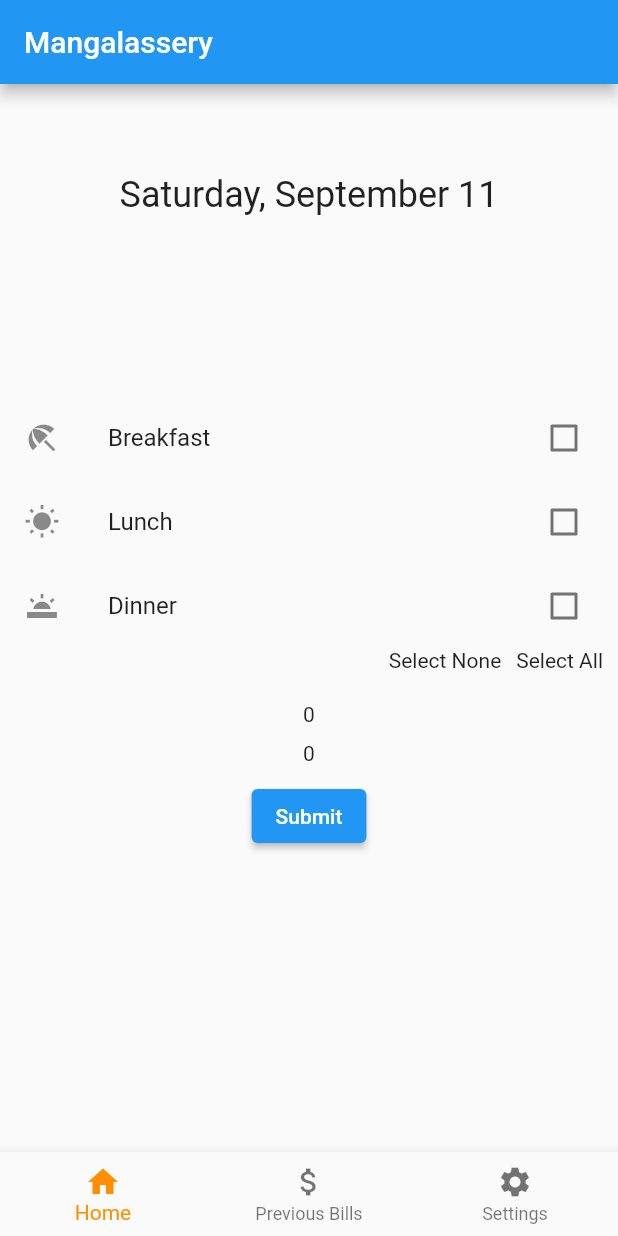
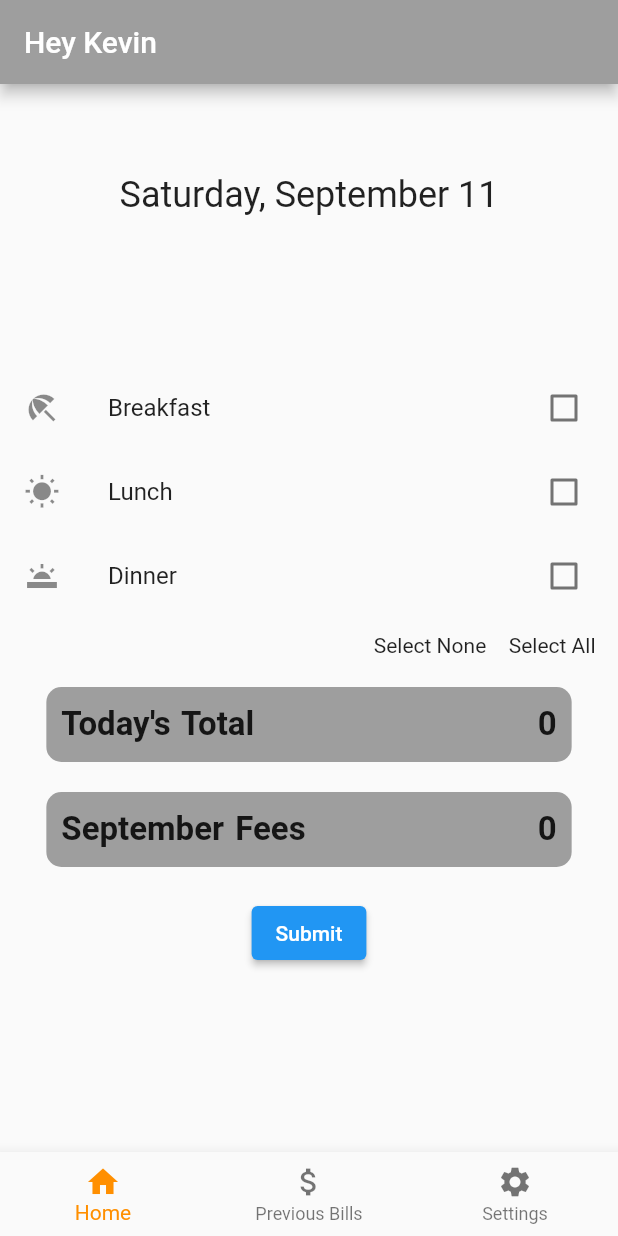
Before and after one commit to kevinmt24/Mangalasherry, a Flutter app: the screen it shows once a user with an empty profile is signed in, after a tap on "Submit", on a phone screen of 412 x 824 dp. Run offline on Flutter 3.47's test engine with Material 2 defaults, Android fonts, the phone set to English and light mode, and no system bars; our stand-ins replace cloud_firestore, firebase_auth, firebase_core, flutter_spinkit; accounts and stored records are empty; network calls fail.

```diff
--- a/lib/main.dart
+++ b/lib/main.dart
@@ -5,6 +5,7 @@ import 'package:messfees/screens/landingPage.dart';
 import 'package:messfees/services/auth.dart';
 import 'package:provider/provider.dart';
 import 'package:messfees/screens/authenticate/authenticate.dart';
+
 
 Future<void> main() async {
   WidgetsFlutterBinding.ensureInitialized();
@@ -25,6 +26,7 @@ class _FeesAppState extends State<FeesApp> {
    return StreamProvider<CurrentUser?>.value(
      value: AuthService().user,
      initialData: null,
+
      child: MaterialApp(
         home: AuthenticationWrapper(),
       ),
--- a/lib/screens/landingPage.dart
+++ b/lib/screens/landingPage.dart
@@ -27,7 +27,9 @@ class _LandingPageState extends State<LandingPage> {
   Widget build(BuildContext context) {
     return Scaffold(
       appBar: AppBar(
-        title: const Text('Mangalassery'),
+        title: const Text('Hey Kevin'),
+        backgroundColor: Colors.grey,
+        brightness: Brightness.dark,
       ),
       body: Center(
         child: _widgetOptions.elementAt(_selectedIndex),
--- a/lib/screens/navpages/home.dart
+++ b/lib/screens/navpages/home.dart
@@ -15,12 +15,14 @@ class Home extends StatefulWidget {
 
 class _HomeState extends State<Home> {
   String today = DateFormat('MMMMEEEEd').format(DateTime.now()).toString().replaceAll('/', '-');
+
   var breakfast = 40;
   var lunch = 45;
   var dinner = 50;
   bool _breakfastCheck = false;
   bool _lunchCheck = false;
   bool _dinnerCheck = false;
+
   var todayPrice = 0;
 
   int calculatePrice() {
@@ -31,23 +33,20 @@ class _HomeState extends State<Home> {
   }
   @override
   Widget build(BuildContext context) {
-
-    if(AuthService.signedInUserId == null)
-      return AlertDialog(
-        title: Text('Error Signing In'),
-      );
-    else return StreamProvider<QuerySnapshot?>.value(
+    print('User '+AuthService.signedInUserId.toString()+" Signed In");
+    return StreamProvider<QuerySnapshot?>.value(
       initialData: null,
-      value: DatabaseService(uid: AuthService.signedInUserId).fees,
+      value: DatabaseService(uid: AuthService.signedInUserId.toString()).fees,
       child: Scaffold(
-        body: Column(
+        body: SingleChildScrollView(
+          child: Column(
             children: [
               SizedBox(height: 60),
               Center(
                 child: Text(today,
                     style: TextStyle(fontSize: 24)),
               ),
-            SizedBox(height: 120),
+              SizedBox(height: 100),
               CheckboxListTile(
                 title: Text('Breakfast'),
                 secondary: Icon(Icons.beach_access),
@@ -88,6 +87,7 @@ class _HomeState extends State<Home> {
                   });
                 },
               ),
+              SizedBox(height: 10),
               Row(
                 mainAxisAlignment: MainAxisAlignment.end,
                 children: [
@@ -100,7 +100,7 @@ class _HomeState extends State<Home> {
                       });
                     },
                   ),
-                SizedBox(width: 10),
+                  SizedBox(width: 15),
                   InkWell(
                     child: Text('Select All'),
                     onTap: () {
@@ -110,24 +110,37 @@ class _HomeState extends State<Home> {
                       });
                     },
                   ),
-                SizedBox(width: 10),
+                  SizedBox(width: 15),
                 ],
               ),
               SizedBox(height: 20),
-            Center(
-              child: Text(todayPrice.toString()),
+              Container(
+                padding: EdgeInsets.symmetric(vertical: 10,horizontal: 10),
+                width: MediaQuery.of(context).size.width * 0.85,
+                height: 50,
+
+                child: Row(
+                  mainAxisAlignment: MainAxisAlignment.spaceBetween,
+                  children: [
+                    Text("Today's Total ",style: TextStyle(fontWeight: FontWeight.bold,fontSize: 22,wordSpacing: 2.0)),
+                    Text(todayPrice.toString(),style: TextStyle(fontWeight: FontWeight.bold,fontSize: 22,wordSpacing: 2.0))
+                  ],
                 ),
-            SizedBox(height: 10),
-                                                                            //TODO: Monthly Amount here...
+                decoration: BoxDecoration(
+                  color: Colors.grey,
+                  borderRadius: BorderRadius.circular(10),
+                ),
+              ),
+              SizedBox(height: 20),
               MonthlyFees(),
-            SizedBox(height: 10),
+              SizedBox(height: 20),
               ElevatedButton(
                 onPressed: () async {
 
                   await DatabaseService(uid: AuthService.signedInUserId)
                       .submitCurrentDay(_breakfastCheck,_lunchCheck,_dinnerCheck,todayPrice);
 
-                await DatabaseService(uid: AuthService.signedInUserId).submitMonthTotal(MonthlyFees.monthTotal.toInt());
+                  await DatabaseService(uid: AuthService.signedInUserId).submitMonthTotal();
                   print('Successfully updated history collection');
                 },
                 child: const Text('Submit'),
@@ -135,6 +148,7 @@ class _HomeState extends State<Home> {
             ],
           ),
         ),
+      ),
     );
   }
 }
--- a/lib/services/auth.dart
+++ b/lib/services/auth.dart
@@ -4,11 +4,20 @@ import 'package:messfees/services/database.dart';
 class AuthService {
 
   final FirebaseAuth _auth = FirebaseAuth.instance;
-                                                                    //TODO: Create User Object based on FirebaseUser
+  static String signedInUserId = '';
+
   CurrentUser? _userFromFirebaseUser(User? user) {
-    return user != null ? CurrentUser(uid: user.uid) : null;
+
+    // return user != null ? CurrentUser(uid: user.uid) : null;
+    if(user != null) {
+      signedInUserId = user.uid;
+      return CurrentUser(uid: user.uid);
+    }
+    else {
+      return null;
+    }
   }
-  static String signedInUserId = ''; //Passing it to the database
+   //Passing it to the database
   //auth change user stream
   Stream<CurrentUser?> get user {
     return _auth.authStateChanges()
--- a/lib/services/card.dart
+++ b/lib/services/card.dart
@@ -10,6 +10,7 @@ class _CardClassState extends State<CardClass> {
   @override
   Widget build(BuildContext context) {
     return Card(
+      margin: EdgeInsets.symmetric(vertical:5,horizontal: 15),
       child: Column(
         mainAxisSize: MainAxisSize.min,
         children: <Widget>[
--- a/lib/services/database.dart
+++ b/lib/services/database.dart
@@ -1,5 +1,6 @@
 import 'package:cloud_firestore/cloud_firestore.dart';
 import 'package:intl/intl.dart';
+import 'package:messfees/services/monthlyfees.dart';
 class DatabaseService {
   final String uid;
   DatabaseService({required this.uid});
@@ -29,9 +30,15 @@ class DatabaseService {
     return userCollection.doc(uid).collection('currentMonth').snapshots();
   }
 
-  Future<void>submitMonthTotal(int monthTotal) async {
+  //Getting Total Month Data
+
+
+
+  //Setting Total Month Data
+  Future<void>submitMonthTotal() async {
+
     return await userCollection.doc(uid).collection('history').doc(currentMonth).set({
-      'amount': monthTotal,
+      'amount': MonthlyFees.monthTotal,
       'month' : currentMonth,
     });
   }
--- a/lib/services/monthlyfees.dart
+++ b/lib/services/monthlyfees.dart
@@ -1,6 +1,7 @@
 import 'package:cloud_firestore/cloud_firestore.dart';
 import 'package:flutter/material.dart';
 import 'package:provider/provider.dart';
+import 'package:intl/intl.dart';
 
 class MonthlyFees extends StatefulWidget {
   static num monthTotal = 0;
@@ -13,17 +14,36 @@ class _MonthlyFeesState extends State<MonthlyFees> {
 
 
   @override
-  Widget build(BuildContext context) {
-    num sum = MonthlyFees.monthTotal;
-    final brews = Provider.of<QuerySnapshot>(context);
-    for(var doc in brews.docs){
-       sum += doc.get("amount");
+  Widget build(BuildContext context)  {
+    num sum = 0;
+    final brews = Provider.of<QuerySnapshot?>(context);
+    if(brews != null) {
+      for(var doc in brews.docs){
+        sum += doc.get("amount");
+      }
+      MonthlyFees.monthTotal = sum;
     }
-    print(sum);
+    else
+      sum = 0;
 
+    return Container(
+      padding: EdgeInsets.symmetric(vertical: 10,horizontal: 10),
+      width: MediaQuery.of(context).size.width * 0.85,
+      height: 50,
 
-    return Center(
-      child: Text(sum.toString()),
+      child: Row(
+        mainAxisAlignment: MainAxisAlignment.spaceBetween,
+        children: [
+          Text(DateFormat.MMMM().format(DateTime.now()).toString()+" Fees",
+              style: TextStyle(fontWeight: FontWeight.bold,fontSize: 22,wordSpacing: 2.0)),
+          Text(sum.toString(),
+              style: TextStyle(fontWeight: FontWeight.bold,fontSize: 22,wordSpacing: 2.0))
+        ],
+      ),
+      decoration: BoxDecoration(
+        color: Colors.grey,
+        borderRadius: BorderRadius.circular(10),
+      ),
     );
   }
 }
--- a/pubspec.yaml
+++ b/pubspec.yaml
@@ -36,6 +36,7 @@ dependencies:
   flutter_spinkit: ^5.0.0
   cloud_firestore: ^2.5.0
   intl: ^0.17.0
+  expansion_card: ^0.1.0
 
 dev_dependencies:
   flutter_test:
```
Also changed, not shown: lib/screens/navpages/previousbills.dart (+58 -2 lines), pubspec.lock, 1 other file. Lines whose indentation alone changed are shown as unchanged.
